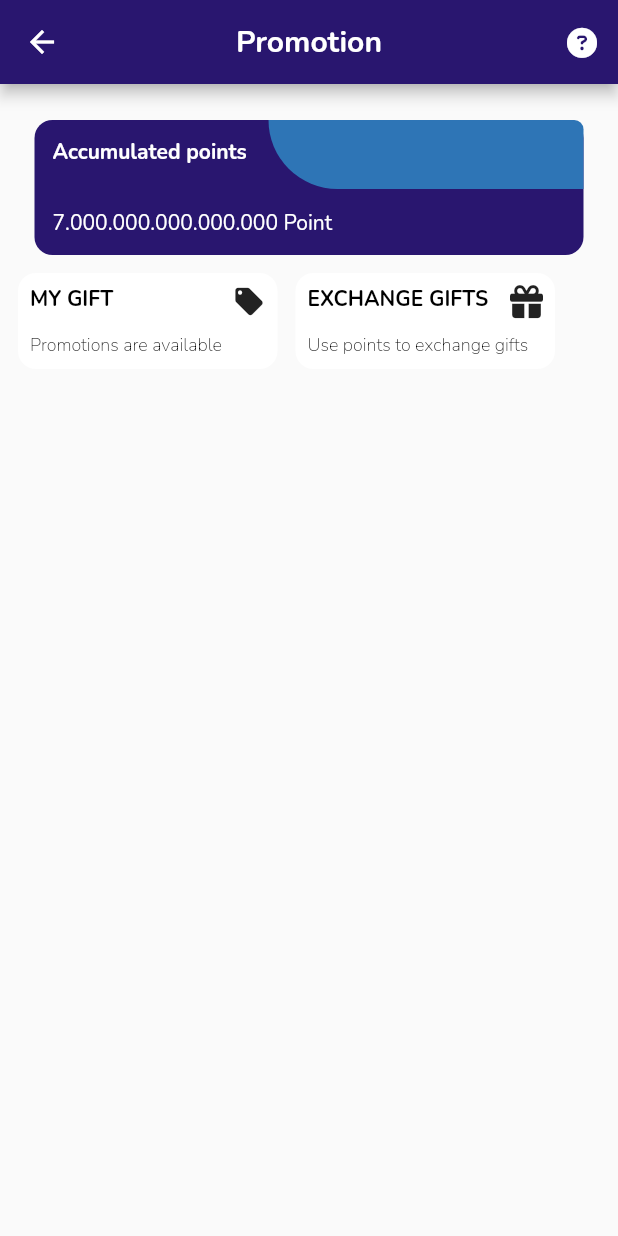
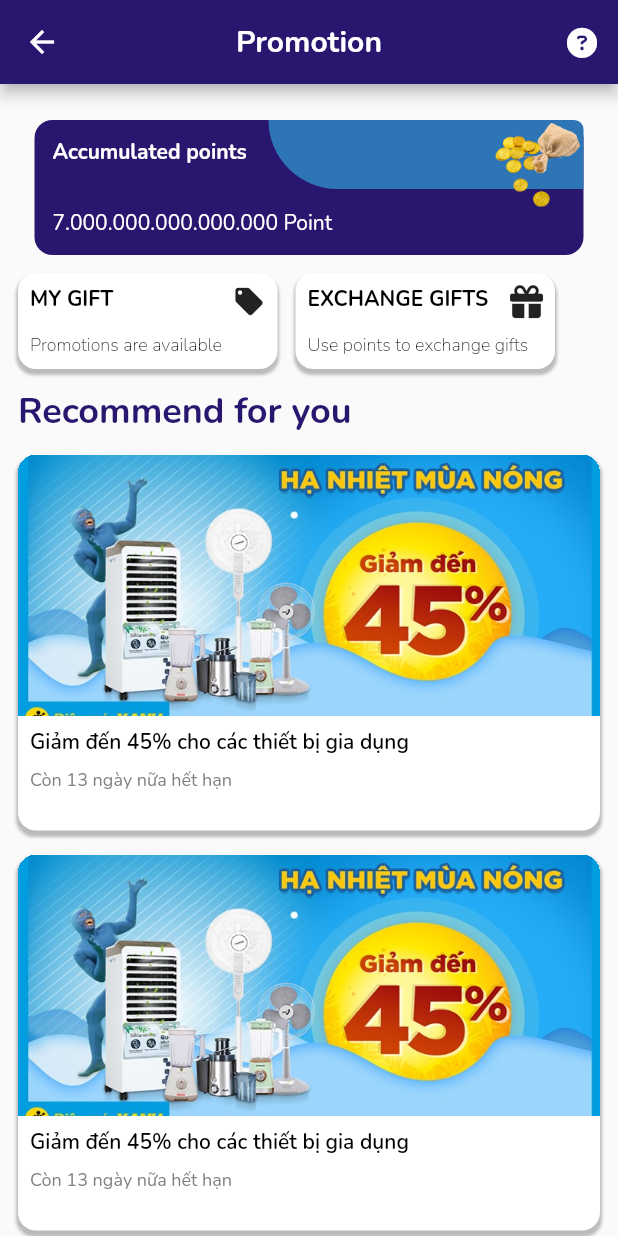
Before and after one commit to Bie-NHD/k2db-flutter-app, a Flutter app: the PromotionScreen screen opened by its route, on a phone screen of 412 x 824 dp. Run offline on Flutter 3.47's test engine with Material 2 defaults, Android fonts, the phone set to English and light mode, and no system bars; our stand-ins replace carousel_slider, firebase_core, firebase_messaging, font_awesome_flutter, salomon_bottom_bar, shared_preferences; accounts and stored records are empty.

Commit message:
Update List Promotion

```diff
--- a/k2dbmoneyapp/lib/core/helpers/helper_asset.dart
+++ b/k2dbmoneyapp/lib/core/helpers/helper_asset.dart
@@ -16,4 +16,6 @@ class HelperAssets {
   static const String bottomRightSplash =
       'assets/images/bottom_right_splash.png';
   static const String imageSplash = 'assets/images/Splash_Srceen.png';
+  static const String iconPromotion = 'assets/images/icon_promotion.png';
+  static const String bannerProductPromotion = 'assets/images/banner_product_promotion.jpg';
 }
--- a/k2dbmoneyapp/lib/views/screens/promotion/promotion_main.dart
+++ b/k2dbmoneyapp/lib/views/screens/promotion/promotion_main.dart
@@ -6,6 +6,10 @@ import 'package:k2dbmoneyapp/core/constant/color.dart';
 import 'package:k2dbmoneyapp/core/constant/dimension.dart';
 import 'package:k2dbmoneyapp/core/constant/text.dart';
 
+import 'package:k2dbmoneyapp/core/helpers/helper_asset.dart';
+import 'package:k2dbmoneyapp/core/helpers/helper_image.dart';
+
+import 'package:k2dbmoneyapp/views/widgets/widget_item_product_promotion.dart';
 import 'package:k2dbmoneyapp/views/widgets/widget_item_promotion.dart';
 
 class PromotionScreen extends StatefulWidget {
@@ -89,6 +93,15 @@ class _PromotionScreenState extends State<PromotionScreen> {
                             style: TextStyles.defaultStyle.colorAppBarText.regular.sizeDefault,
                           ),
                         ),
+                        Positioned(
+                          top: 0,
+                          right: 0,
+                          child: HelperImage.loadFromAsset(
+                              HelperAssets.iconPromotion,
+                              height: 60,
+                              width: 60,
+                          ),
+                        ),
                       ],
                     ),
                   ),
@@ -111,6 +124,46 @@ class _PromotionScreenState extends State<PromotionScreen> {
                 ),
               ],
             ),
+            Column(
+              children: <Widget>[
+                Padding(
+                  padding: const EdgeInsets.all(k12Padding),
+                  child: Row(
+                    children: <Widget>[
+                      Text(
+                        'Recommend for you',
+                        style: TextStyles.defaultStyle.colorDeepBlueText.bold.sizeHeading,
+                      ),
+                    ]
+                  ),
+                ),
+                // Products section
+                Column(
+                  children: [
+                    SizedBox(
+                      child: GridView.builder(
+                        physics: const NeverScrollableScrollPhysics(),
+                        shrinkWrap: true,
+                        itemCount: 25,
+                        gridDelegate:
+                        const SliverGridDelegateWithFixedCrossAxisCount(
+                          crossAxisCount: 1,
+                          crossAxisSpacing: k20Padding,
+                          mainAxisSpacing: k12Padding,
+                          childAspectRatio: 55/34,
+                        ),
+                        itemBuilder: (context, index) => ItemProductPromotion(
+                          imgProduct: HelperAssets.bannerProductPromotion,
+                          namePromotion: "Giảm đến 45% cho các thiết bị gia dụng",
+                          timePromotion: "Còn 13 ngày nữa hết hạn",
+                          onTap: () {},
+                        ),
+                      ),
+                    )
+                  ],
+                ),
+              ],
+            ),
           ],
         ),
       ),
--- /dev/null
+++ b/k2dbmoneyapp/lib/views/widgets/widget_item_product_promotion.dart
@@ -0,0 +1,95 @@
+import 'package:flutter/material.dart';
+import 'package:k2dbmoneyapp/core/constant/color.dart';
+import 'package:k2dbmoneyapp/core/constant/dimension.dart';
+import 'package:k2dbmoneyapp/core/constant/text.dart';
+import 'package:k2dbmoneyapp/core/extensions/extension_textstyle.dart';
+
+class ItemProductPromotion extends StatelessWidget {
+  final Function() onTap;
+  final String imgProduct;
+  final String namePromotion;
+  final String timePromotion;
+
+  final double? discountPercent;
+
+  const ItemProductPromotion({
+    Key? key,
+    required this.onTap,
+    required this.namePromotion,
+    required this.timePromotion,
+    this.discountPercent,
+    required this.imgProduct,
+  }) : super(key: key);
+
+  @override
+  Widget build(BuildContext context) {
+    return Padding(
+      padding: const EdgeInsets.only(right: k12Padding, left: k12Padding, bottom: k8Padding/2),
+      child: GestureDetector(
+        onTap: onTap,
+        child: Stack(
+          children: [
+            Container(
+              clipBehavior: Clip.hardEdge,
+              decoration: BoxDecoration(
+                  borderRadius: BorderRadius.circular(kBorderRadiusMin),
+                  color: ColorsApp.backgroundLight,
+                  boxShadow: [
+                    BoxShadow(
+                      color: ColorsApp.backgroundDark.withOpacity(0.25),
+                      offset: const Offset(0, 3),
+                      spreadRadius: 1,
+                      blurRadius: 1,
+                    ),
+                  ]),
+              child: Column(
+                children: [
+                  Image.asset(
+                    imgProduct,
+                    width: double.maxFinite,
+                    height: 174,
+                    fit: BoxFit.cover,
+                    alignment: Alignment.center,
+                  ),
+                  Padding(
+                    padding: const EdgeInsets.symmetric(
+                        vertical: k8Padding, horizontal: k8Padding),
+                    child: Column(
+                      crossAxisAlignment: CrossAxisAlignment.start,
+                      children: [
+                        Text(
+                          namePromotion,
+                          style: TextStyles.defaultStyle.semiBold,
+                          maxLines: 2,
+                          overflow: TextOverflow.ellipsis,
+                        ),
+                        const SizedBox(
+                          height: k8Padding / 2,
+                        ),
+                        Row(
+                          children: const [
+                            SizedBox(
+                              width: k8Padding / 2,
+                            ),
+                          ],
+                        ),
+                        const SizedBox(
+                          height: k8Padding / 2,
+                        ),
+                        Text(
+                          timePromotion,
+                          style: TextStyles.defaultStyle.sizeMin.colorHintText,
+                          overflow: TextOverflow.ellipsis,
+                        ),
+                      ],
+                    ),
+                  )
+                ],
+              ),
+            ),
+          ],
+        ),
+      ),
+    );
+  }
+}
--- a/k2dbmoneyapp/lib/views/widgets/widget_item_promotion.dart
+++ b/k2dbmoneyapp/lib/views/widgets/widget_item_promotion.dart
@@ -29,10 +29,16 @@ class ItemPromotion extends StatelessWidget {
               width: 173,
               height: 64,
               decoration: BoxDecoration(
-                color: ColorsApp.backgroundLight,
-                borderRadius: BorderRadius.circular(12),
-                shape: BoxShape.rectangle,
-              ),
+                  borderRadius: BorderRadius.circular(kBorderRadiusMin),
+                  color: ColorsApp.backgroundLight,
+                  boxShadow: [
+                    BoxShadow(
+                      color: ColorsApp.backgroundDark.withOpacity(0.25),
+                      offset: const Offset(0, 3),
+                      spreadRadius: 1,
+                      blurRadius: 1,
+                    ),
+                  ]),
               child: Stack(
                 children: [
                   Positioned(
```
Also changed, not shown: k2dbmoneyapp/assets/images/banner_product_promotion.jpg (added), k2dbmoneyapp/assets/images/icon_promotion.png (added).
